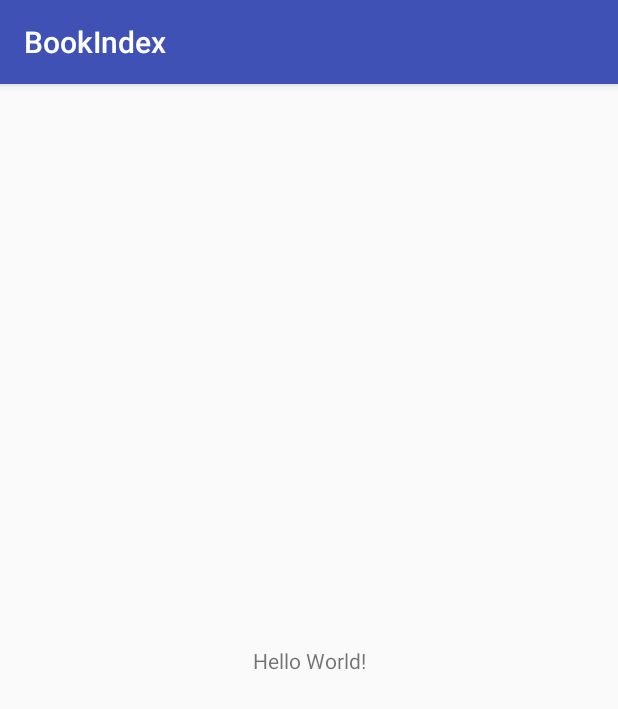
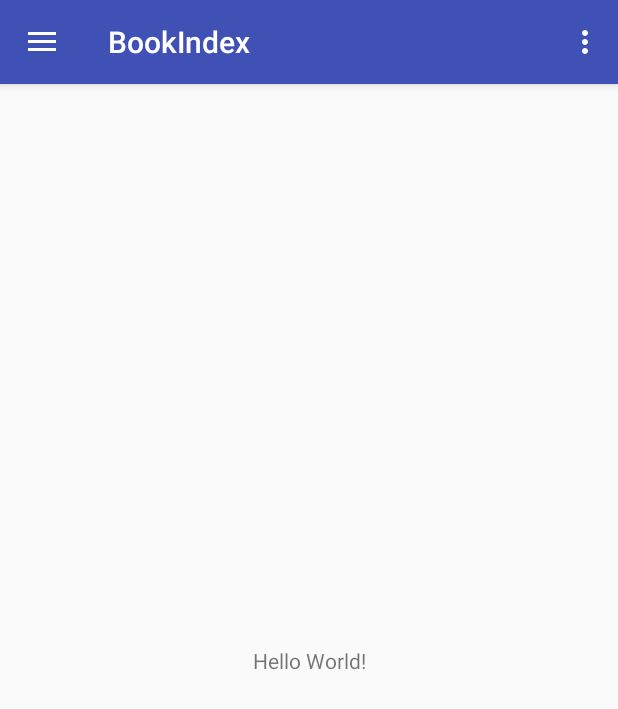
Before and after one commit to TristanEduProjet/BookIndex, an Android app: the screen it shows after launch (MainActivity), on a phone screen of 412 x 824 dp. Shown: the top 709 px of the screen. Run offline under Robolectric (Android 15) with nearby library versions, the light colour scheme and no system bars.

Commit message:
Add menu to MAinActivity

```diff
--- a/app/build.gradle
+++ b/app/build.gradle
@@ -24,7 +24,8 @@ dependencies {
     androidTestCompile('com.android.support.test.espresso:espresso-core:2.2.2', {
         exclude group: 'com.android.support', module: 'support-annotations'
     })
-    compile 'com.android.support:appcompat-v7:25.3+'
+    compile 'com.android.support:appcompat-v7:25.3.1'
     compile 'com.android.support.constraint:constraint-layout:1.0.2'
+    compile 'com.android.support:design:25.3.1'
     testCompile 'junit:junit:4.12'
 }
--- a/app/src/main/AndroidManifest.xml
+++ b/app/src/main/AndroidManifest.xml
@@ -8,7 +8,10 @@
         android:roundIcon="@mipmap/ic_launcher_round"
         android:supportsRtl="true"
         android:theme="@style/AppTheme">
-        <activity android:name=".MainActivity">
+        <activity
+            android:name=".ui.MainActivity"
+            android:label="@string/title_activity_main"
+            android:theme="@style/AppTheme.NoActionBar">
             <intent-filter>
                 <action android:name="android.intent.action.MAIN" />
                 <category android:name="android.intent.category.LAUNCHER" />
--- a/app/src/main/java/fr/esgi/bookindex/MainActivity.java
+++ /dev/null
@@ -1,13 +0,0 @@
-package fr.esgi.bookindex;
-
-import android.support.v7.app.AppCompatActivity;
-import android.os.Bundle;
-
-public class MainActivity extends AppCompatActivity {
-
-    @Override
-    protected void onCreate(Bundle savedInstanceState) {
-        super.onCreate(savedInstanceState);
-        setContentView(R.layout.activity_main);
-    }
-}
--- /dev/null
+++ b/app/src/main/java/fr/esgi/bookindex/ui/MainActivity.java
@@ -0,0 +1,100 @@
+package fr.esgi.bookindex.ui;
+
+import android.os.Bundle;
+import android.support.design.widget.NavigationView;
+import android.support.v4.view.GravityCompat;
+import android.support.v4.widget.DrawerLayout;
+import android.support.v7.app.ActionBarDrawerToggle;
+import android.support.v7.app.AppCompatActivity;
+import android.support.v7.widget.Toolbar;
+import android.view.Menu;
+import android.view.MenuItem;
+
+import fr.esgi.bookindex.R;
+
+public class MainActivity extends AppCompatActivity implements NavigationView.OnNavigationItemSelectedListener {
+
+    @Override
+    protected void onCreate(final Bundle savedInstanceState) {
+        super.onCreate(savedInstanceState);
+        this.setContentView(R.layout.main_activity);
+        final Toolbar toolbar = (Toolbar) findViewById(R.id.main_toolbar);
+        this.setSupportActionBar(toolbar);
+
+        /*FloatingActionButton fab = (FloatingActionButton) findViewById(R.id.fab);
+        fab.setOnClickListener(new View.OnClickListener() {
+            @Override
+            public void onClick(View view) {
+                Snackbar.make(view, "Replace with your own action", Snackbar.LENGTH_LONG)
+                        .setAction("Action", null).show();
+            }
+        });*/
+
+        final DrawerLayout drawer = (DrawerLayout) findViewById(R.id.drawer_layout);
+        final ActionBarDrawerToggle toggle = new ActionBarDrawerToggle(this, drawer, toolbar, R.string.navigation_drawer_open, R.string.navigation_drawer_close);
+        drawer.setDrawerListener(toggle);
+        toggle.syncState();
+
+        ((NavigationView) findViewById(R.id.nav_view)).setNavigationItemSelectedListener(this);
+    }
+
+    @Override
+    public void onBackPressed() {
+        final DrawerLayout drawer = (DrawerLayout) findViewById(R.id.drawer_layout);
+        if (drawer.isDrawerOpen(GravityCompat.START)) {
+            drawer.closeDrawer(GravityCompat.START);
+        } else {
+            super.onBackPressed();
+        }
+    }
+
+    @Override
+    public boolean onCreateOptionsMenu(final Menu menu) {
+        // Inflate the menu; this adds items to the action bar if it is present.
+        this.getMenuInflater().inflate(R.menu.main_actionbar_menu, menu);
+        return true;
+    }
+
+    @Override
+    public boolean onOptionsItemSelected(final MenuItem item) {
+        // Handle action bar item clicks here. The action bar will
+        // automatically handle clicks on the Home/Up button, so long
+        // as you specify a parent activity in AndroidManifest.xml.
+        switch(item.getItemId()) {
+            case R.id.action_settings:
+                return true;
+            default:
+                return super.onOptionsItemSelected(item);
+        }
+    }
+
+    @Override
+    public boolean onNavigationItemSelected(final MenuItem item) {
+        // Handle navigation view item clicks here.
+        switch(item.getItemId()) {
+            case R.id.nav_search:
+                break;
+            case R.id.nav_bookloan:
+                break;
+            case R.id.nav_settings:
+                break;
+
+            case R.id.nav_save:
+                break;
+            case R.id.nav_export:
+                break;
+            case R.id.nav_send:
+                break;
+            case R.id.nav_share:
+                break;
+
+            case R.id.nav_about:
+                break;
+            case R.id.nav_help:
+                break;
+        }
+
+        ((DrawerLayout) findViewById(R.id.drawer_layout)).closeDrawer(GravityCompat.START);
+        return true;
+    }
+}
--- /dev/null
+++ b/app/src/main/res/layout/main_activity.xml
@@ -0,0 +1,25 @@
+<?xml version="1.0" encoding="utf-8"?>
+<android.support.v4.widget.DrawerLayout xmlns:android="http://schemas.android.com/apk/res/android"
+    xmlns:app="http://schemas.android.com/apk/res-auto"
+    xmlns:tools="http://schemas.android.com/tools"
+    android:id="@+id/drawer_layout"
+    android:layout_width="match_parent"
+    android:layout_height="match_parent"
+    android:fitsSystemWindows="true"
+    tools:openDrawer="start">
+
+    <include
+        layout="@layout/main_app_bar"
+        android:layout_width="match_parent"
+        android:layout_height="match_parent" />
+
+    <android.support.design.widget.NavigationView
+        android:id="@+id/nav_view"
+        android:layout_width="wrap_content"
+        android:layout_height="match_parent"
+        android:layout_gravity="start"
+        android:fitsSystemWindows="true"
+        app:headerLayout="@layout/main_nav_header"
+        app:menu="@menu/main_activity_drawer" />
+
+</android.support.v4.widget.DrawerLayout>
--- /dev/null
+++ b/app/src/main/res/layout/main_app_bar.xml
@@ -0,0 +1,37 @@
+<?xml version="1.0" encoding="utf-8"?>
+<android.support.design.widget.CoordinatorLayout
+    xmlns:android="http://schemas.android.com/apk/res/android"
+    xmlns:app="http://schemas.android.com/apk/res-auto"
+    xmlns:tools="http://schemas.android.com/tools"
+    android:layout_width="match_parent"
+    android:layout_height="match_parent"
+    tools:context="fr.esgi.bookindex.ui.MainActivity">
+
+    <android.support.design.widget.AppBarLayout
+        android:layout_width="match_parent"
+        android:layout_height="wrap_content"
+        android:theme="@style/AppTheme.AppBarOverlay">
+
+        <android.support.v7.widget.Toolbar
+            android:id="@+id/main_toolbar"
+            android:layout_width="match_parent"
+            android:layout_height="?attr/actionBarSize"
+            android:background="?attr/colorPrimary"
+            app:popupTheme="@style/AppTheme.PopupOverlay" />
+
+    </android.support.design.widget.AppBarLayout>
+
+    <include layout="@layout/main_content"
+        android:id="@+id/include" />
+
+    <!--<android.support.design.widget.FloatingActionButton
+        android:id="@+id/fab"
+        android:layout_width="wrap_content"
+        android:layout_height="wrap_content"
+        android:layout_gravity="center_vertical|center_horizontal"
+        android:layout_margin="@dimen/fab_margin"
+        app:layout_anchor="@+id/include"
+        app:layout_anchorGravity="bottom|right"
+        app:srcCompat="@android:drawable/ic_dialog_email" />-->
+
+</android.support.design.widget.CoordinatorLayout>
--- a/app/src/main/res/layout/activity_main.xml
+++ b/app/src/main/res/layout/main_content.xml
@@ -1,10 +1,13 @@
 <?xml version="1.0" encoding="utf-8"?>
-<android.support.constraint.ConstraintLayout xmlns:android="http://schemas.android.com/apk/res/android"
+<android.support.constraint.ConstraintLayout
+    xmlns:android="http://schemas.android.com/apk/res/android"
     xmlns:app="http://schemas.android.com/apk/res-auto"
     xmlns:tools="http://schemas.android.com/tools"
     android:layout_width="match_parent"
     android:layout_height="match_parent"
-    tools:context="fr.esgi.bookindex.MainActivity">
+    tools:context="fr.esgi.bookindex.ui.MainActivity"
+    app:layout_behavior="@string/appbar_scrolling_view_behavior"
+    tools:showIn="@layout/main_app_bar">
 
     <TextView
         android:layout_width="wrap_content"
--- /dev/null
+++ b/app/src/main/res/menu/main_actionbar_menu.xml
@@ -0,0 +1,9 @@
+<?xml version="1.0" encoding="utf-8"?>
+<menu xmlns:android="http://schemas.android.com/apk/res/android"
+    xmlns:app="http://schemas.android.com/apk/res-auto">
+    <item
+        android:id="@+id/action_settings"
+        android:orderInCategory="100"
+        android:title="@string/action_settings"
+        app:showAsAction="never" />
+</menu>
--- /dev/null
+++ b/app/src/main/res/menu/main_activity_drawer.xml
@@ -0,0 +1,67 @@
+<?xml version="1.0" encoding="utf-8"?>
+<menu xmlns:android="http://schemas.android.com/apk/res/android">
+
+    <group android:checkableBehavior="single">
+        <item
+            android:id="@+id/nav_search"
+            android:icon="@android:drawable/ic_menu_search"
+            android:enabled="false"
+            android:title="@string/nav_search" />
+        <!--android:icon="@android:drawable/ic_menu_camera"
+            android:icon="@android:drawable/ic_menu_find"-->
+        <item
+            android:id="@+id/nav_bookloan"
+            android:icon="@android:drawable/ic_menu_today"
+            android:enabled="false"
+            android:title="@string/nav_bookloan" />
+        <!--android:icon="@android:drawable/ic_menu_allfriends"
+            android:icon="@android:drawable/ic_menu_friendslist"-->
+        <item
+            android:id="@+id/nav_settings"
+            android:icon="@android:drawable/ic_menu_preferences"
+            android:enabled="false"
+            android:title="@string/nav_settings" />
+        <!--android:icon="@android:drawable/ic_menu_manage"-->
+    </group>
+
+    <item android:title="@string/nav_import_export">
+        <menu>
+            <item
+                android:id="@+id/nav_save"
+                android:icon="@android:drawable/ic_menu_save"
+                android:enabled="false"
+                android:title="@string/nav_save" />
+            <item
+                android:id="@+id/nav_export"
+                android:icon="@android:drawable/ic_menu_set_as"
+                android:enabled="false"
+                android:title="@string/nav_export" />
+            <item
+                android:id="@+id/nav_share"
+                android:icon="@android:drawable/ic_menu_share"
+                android:enabled="false"
+                android:title="@string/nav_share" />
+            <item
+                android:id="@+id/nav_send"
+                android:icon="@android:drawable/ic_menu_send"
+                android:enabled="false"
+                android:title="@string/nav_send" />
+        </menu>
+    </item>
+
+    <item android:title="@string/nav_other">
+        <menu>
+            <item
+                android:id="@+id/nav_help"
+                android:icon="@android:drawable/ic_menu_help"
+                android:enabled="false"
+                android:title="@string/nav_help" />
+            <item
+                android:id="@+id/nav_about"
+                android:icon="@android:drawable/ic_menu_info_details"
+                android:enabled="false"
+                android:title="@string/nav_about" />
+        </menu>
+    </item>
+
+</menu>
--- a/app/src/main/res/values/strings.xml
+++ b/app/src/main/res/values/strings.xml
@@ -1,3 +1,20 @@
 <resources>
-    <string name="app_name">BookIndex</string>
+    <string name="app_name" translatable="false">BookIndex</string>
+    <string name="title_activity_main" translatable="false">BookIndex</string>
+
+    <string name="navigation_drawer_open">Open navigation drawer</string>
+    <string name="navigation_drawer_close">Close navigation drawer</string>
+    <string name="nav_search">Search</string>
+    <string name="nav_bookloan">Book loan</string>
+    <string name="nav_settings">Settings</string>
+    <string name="nav_import_export">Import/Export</string>
+    <string name="nav_save">Save</string>
+    <string name="nav_export">Export</string>
+    <string name="nav_share">Share</string>
+    <string name="nav_send">Send</string>
+    <string name="nav_other">Other</string>
+    <string name="nav_help">Help</string>
+    <string name="nav_about">About</string>
+
+    <string name="action_settings">Settings</string>
 </resources>
--- a/app/src/main/res/values/styles.xml
+++ b/app/src/main/res/values/styles.xml
@@ -8,4 +8,13 @@
         <item name="colorAccent">@color/colorAccent</item>
     </style>
 
+    <style name="AppTheme.NoActionBar">
+        <item name="windowActionBar">false</item>
+        <item name="windowNoTitle">true</item>
+    </style>
+
+    <style name="AppTheme.AppBarOverlay" parent="ThemeOverlay.AppCompat.Dark.ActionBar" />
+
+    <style name="AppTheme.PopupOverlay" parent="ThemeOverlay.AppCompat.Light" />
+
 </resources>
```
Also changed, not shown: app/src/main/res/drawable/side_nav_bar.xml (added, +9 -0 lines), app/src/main/res/layout/main_nav_header.xml (added, +35 -0 lines), app/src/main/res/values/dimens.xml (added, +8 -0 lines), app/src/main/res/values/drawables.xml (added, +8 -0 lines), 1 other file.
